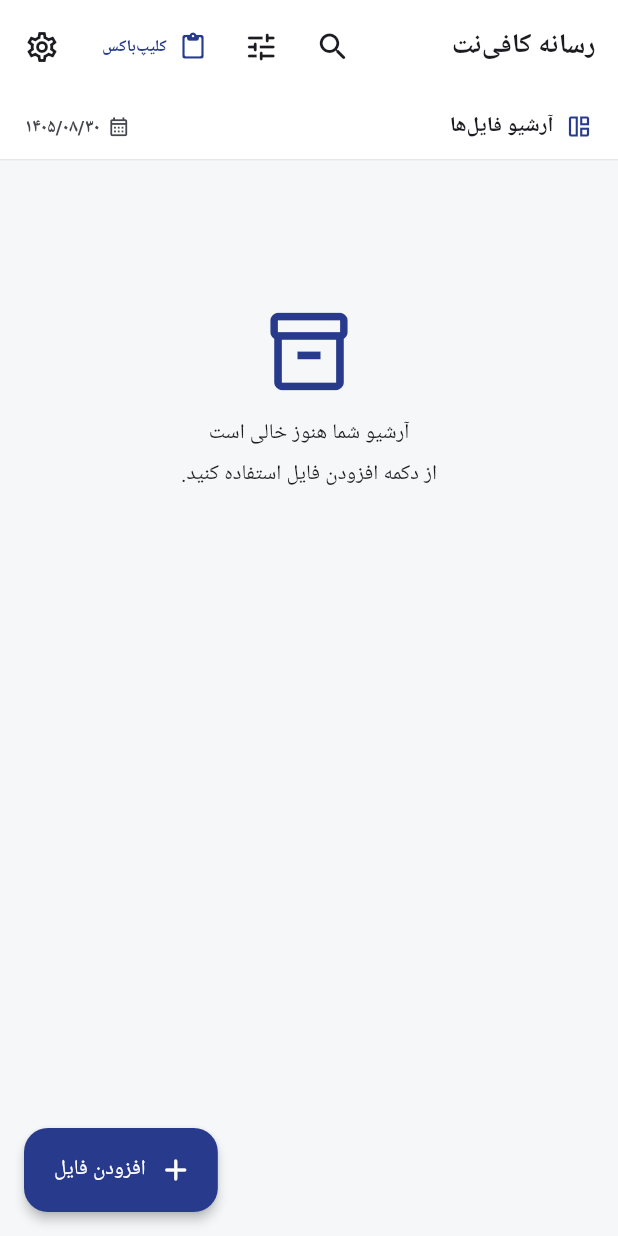
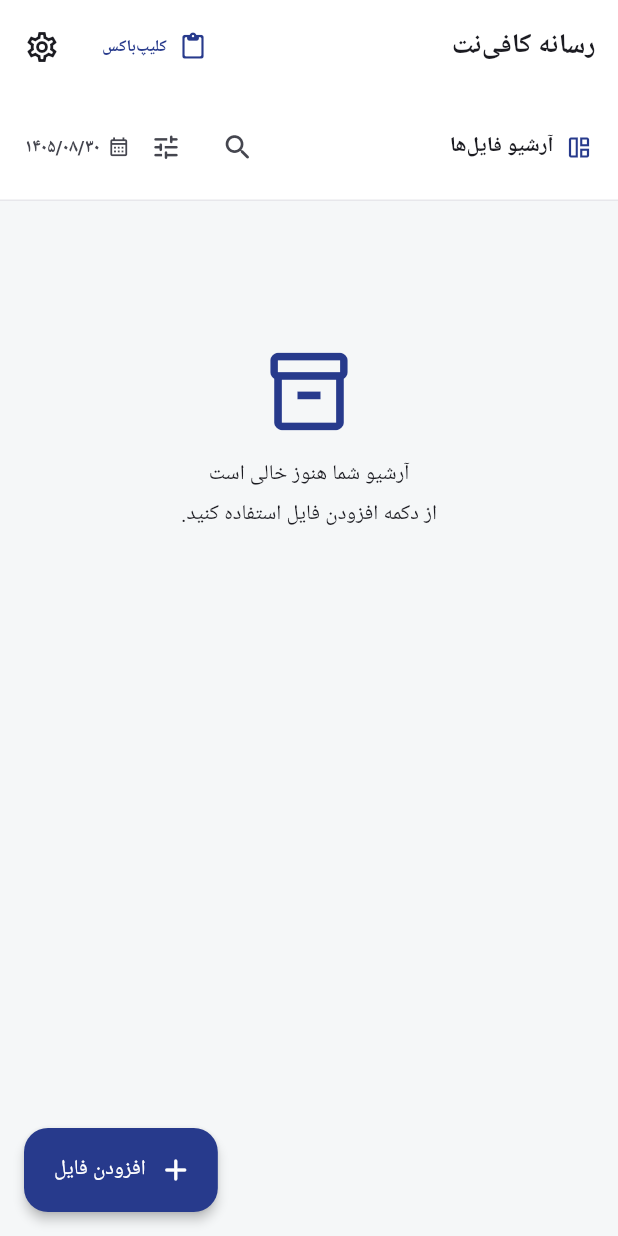
Before and after one commit to ahbe0911-cmd/resaneh_media, a Flutter app: the screen it shows after launch, on a phone screen of 412 x 824 dp. Run offline on Flutter 3.47's test engine with Material 3 defaults, Android fonts, the phone set to English and light mode, and no system bars; our stand-ins replace cross_file, file_picker, flutter_secure_storage, open_filex, package_info_plus, shamsi_date and 4 more; missing offline and left inert: receive_sharing_intent; accounts and stored records are empty; Roboto replaces fonts that are missing (Vazirmatn); statements that could not run were skipped.

Commit message:
Keep app brand and labeled ClipBox visible with search/filter in compact top bar

```diff
--- a/lib/features/archive/pages/archive_home_page.dart
+++ b/lib/features/archive/pages/archive_home_page.dart
@@ -218,22 +218,9 @@ class _ArchiveHomePageState extends State<ArchiveHomePage> {
         toolbarHeight: 62,
         titleSpacing: 15,
         title: Text(widget.config.appName,
+          maxLines: 1, overflow: TextOverflow.ellipsis,
           style: const TextStyle(fontSize: 18, fontWeight: FontWeight.w800)),
         actions: [
-          IconButton(
-            tooltip: 'جستجو',
-            onPressed: _openSearch,
-            icon: const Icon(Icons.search_rounded),
-          ),
-          IconButton(
-            tooltip: 'فیلتر فایل‌ها',
-            onPressed: _openFilters,
-            icon: Badge(
-              isLabelVisible: state.selectedType != null,
-              smallSize: 7,
-              child: const Icon(Icons.tune_rounded),
-            ),
-          ),
           TextButton.icon(
             onPressed: _openClipbox,
             icon: const Icon(Icons.content_paste_rounded, size: 19),
@@ -267,6 +254,26 @@ class _ArchiveHomePageState extends State<ArchiveHomePage> {
                   child: Text('آرشیو فایل‌ها',
                     style: theme.textTheme.titleSmall?.copyWith(
                       fontWeight: FontWeight.w800)),
+                ),
+                IconButton(
+                  tooltip: 'جستجو',
+                  onPressed: _openSearch,
+                  padding: EdgeInsets.zero,
+                  constraints: const BoxConstraints.tightFor(
+                    width: 42, height: 40),
+                  icon: const Icon(Icons.search_rounded, size: 22),
+                ),
+                IconButton(
+                  tooltip: 'فیلتر فایل‌ها',
+                  onPressed: _openFilters,
+                  padding: EdgeInsets.zero,
+                  constraints: const BoxConstraints.tightFor(
+                    width: 42, height: 40),
+                  icon: Badge(
+                    isLabelVisible: state.selectedType != null,
+                    smallSize: 7,
+                    child: const Icon(Icons.tune_rounded, size: 21),
+                  ),
                 ),
                 Icon(Icons.calendar_month_outlined, size: 15,
                   color: theme.colorScheme.onSurfaceVariant),
```
